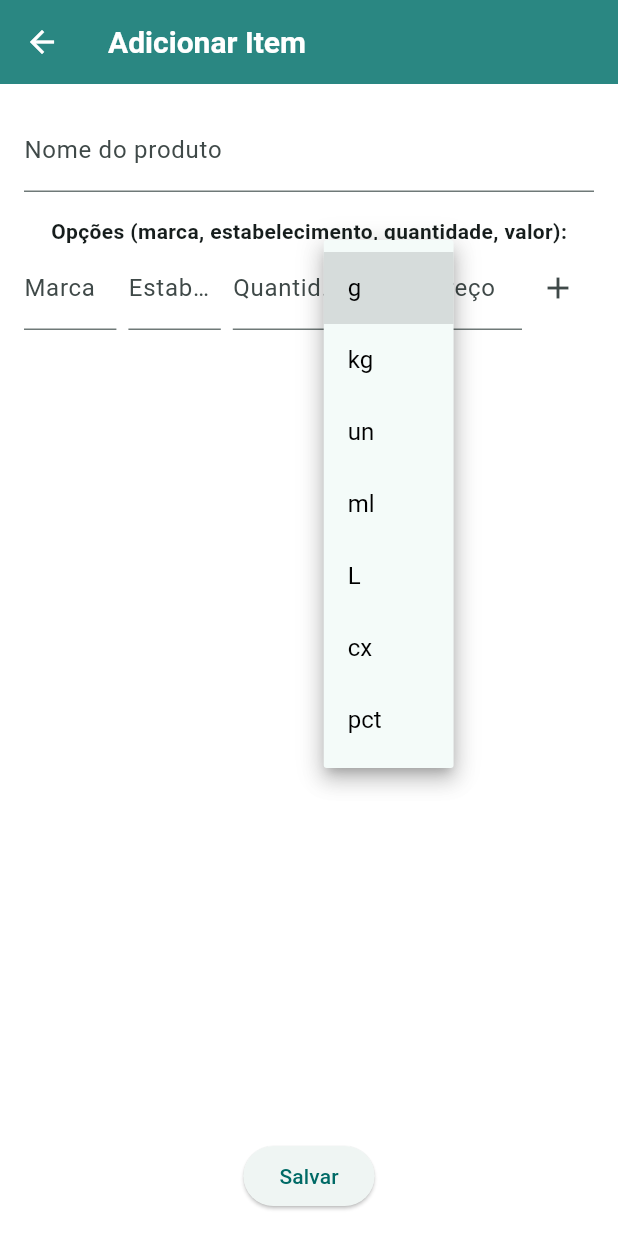
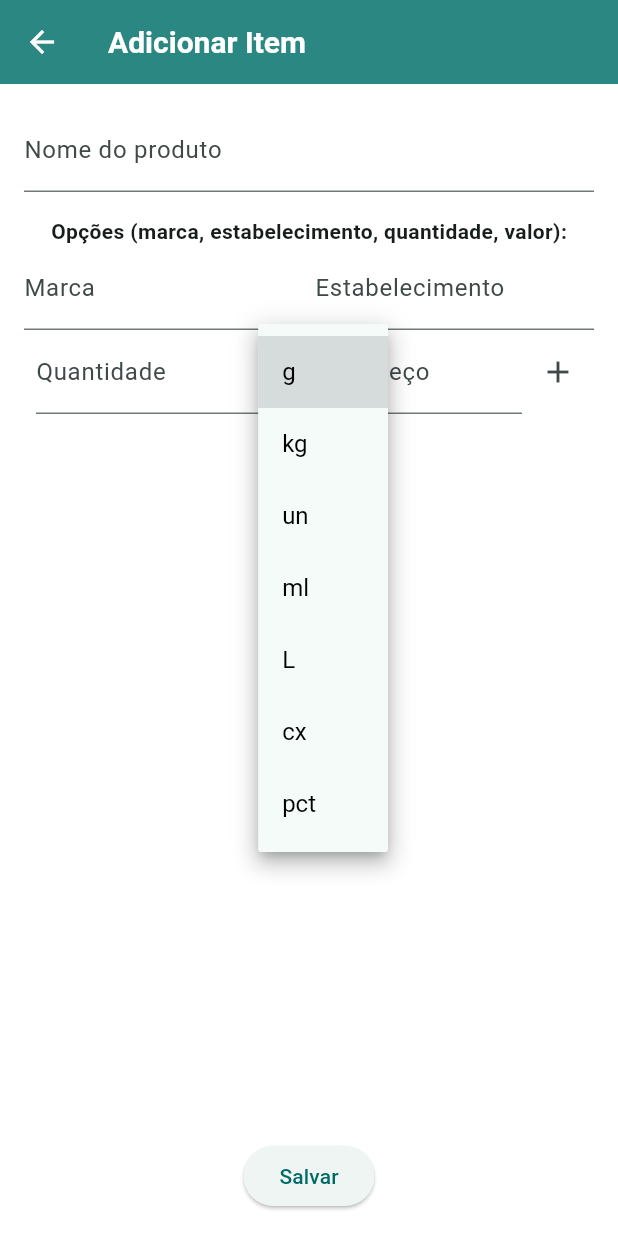
Before and after one commit to lukksRhyan/family_finances, a Flutter app: the AddShoppingItemScreen screen opened directly, after a tap on an icon or button, on a phone screen of 412 x 824 dp. Run offline on Flutter 3.47's test engine with Material 3 defaults, Android fonts, the phone set to English and light mode, and no system bars; our stand-ins replace fl_chart, sqflite, sqflite_common_ffi; accounts and stored records are empty.

Commit message:
Corrigido bug de persistencia no mobile e reposicionados os campos das opções de produto

```diff
--- a/lib/models/finance_state.dart
+++ b/lib/models/finance_state.dart
@@ -14,6 +14,9 @@ class FinanceState with ChangeNotifier {
   List<Receipt> get receipts => List.unmodifiable(_receipts);
   List<ShoppingItem> get shoppingList => List.unmodifiable(_shoppingList);
   bool get isLoading => _isLoading;
+  double get totalDespesas => _expenses.fold(0, (sum, item) => sum + item.value);
+  double get totalReceitas => _receipts.fold(0, (sum, item) => sum + item.value);
+  double get saldo => totalReceitas - totalDespesas;
 
   FinanceState(){
     loadData();
--- a/lib/screens/shopping_list_screen.dart
+++ b/lib/screens/shopping_list_screen.dart
@@ -259,6 +259,9 @@ class _AddShoppingItemScreenState extends State<AddShoppingItemScreen> {
                     decoration: const InputDecoration(labelText: 'Estabelecimento'),
                   ),
                 ),
+              ]),
+              Row(
+              children: [
                 const SizedBox(width: 8),
                 Expanded(
                   flex: 2,
```
Also changed, not shown: lib/main.dart (+10 -0 lines).
